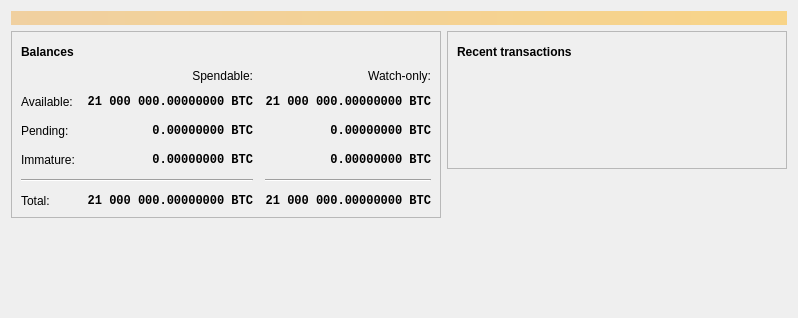
LIMXTEC/BitSend, file src/qt/forms/overviewpage.ui: the form before one commit.
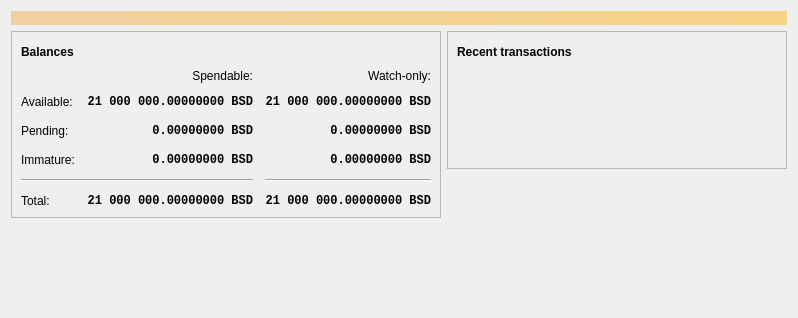
The form after the commit. Icons and pictures are not drawn. Custom widgets are drawn as their Qt base class.

What changed in the file:
```diff
--- a/src/qt/forms/overviewpage.ui
+++ b/src/qt/forms/overviewpage.ui
@@ -130,7 +130,7 @@
                <string>Unconfirmed transactions to watch-only addresses</string>
               </property>
               <property name="text">
-               <string notr="true">0.00000000 BTC</string>
+               <string notr="true">0.00000000 BSD</string>
               </property>
               <property name="alignment">
                <set>Qt::AlignRight|Qt::AlignTrailing|Qt::AlignVCenter</set>
@@ -156,7 +156,7 @@
                <string>Total of transactions that have yet to be confirmed, and do not yet count toward the spendable balance</string>
               </property>
               <property name="text">
-               <string notr="true">0.00000000 BTC</string>
+               <string notr="true">0.00000000 BSD</string>
               </property>
               <property name="alignment">
                <set>Qt::AlignRight|Qt::AlignTrailing|Qt::AlignVCenter</set>
@@ -182,7 +182,7 @@
                <string>Mined balance in watch-only addresses that has not yet matured</string>
               </property>
               <property name="text">
-               <string notr="true">0.00000000 BTC</string>
+               <string notr="true">0.00000000 BSD</string>
               </property>
               <property name="alignment">
                <set>Qt::AlignRight|Qt::AlignTrailing|Qt::AlignVCenter</set>
@@ -241,7 +241,7 @@
                <string>Mined balance that has not yet matured</string>
               </property>
               <property name="text">
-               <string notr="true">0.00000000 BTC</string>
+               <string notr="true">0.00000000 BSD</string>
               </property>
               <property name="alignment">
                <set>Qt::AlignRight|Qt::AlignTrailing|Qt::AlignVCenter</set>
@@ -287,7 +287,7 @@
                <string>Your current total balance</string>
               </property>
               <property name="text">
-               <string notr="true">21 000 000.00000000 BTC</string>
+               <string notr="true">21 000 000.00000000 BSD</string>
               </property>
               <property name="alignment">
                <set>Qt::AlignRight|Qt::AlignTrailing|Qt::AlignVCenter</set>
@@ -313,7 +313,7 @@
                <string>Current total balance in watch-only addresses</string>
               </property>
               <property name="text">
-               <string notr="true">21 000 000.00000000 BTC</string>
+               <string notr="true">21 000 000.00000000 BSD</string>
               </property>
               <property name="alignment">
                <set>Qt::AlignRight|Qt::AlignTrailing|Qt::AlignVCenter</set>
@@ -356,7 +356,7 @@
                <string>Your current spendable balance</string>
               </property>
               <property name="text">
-               <string notr="true">21 000 000.00000000 BTC</string>
+               <string notr="true">21 000 000.00000000 BSD</string>
               </property>
               <property name="alignment">
                <set>Qt::AlignRight|Qt::AlignTrailing|Qt::AlignVCenter</set>
@@ -382,7 +382,7 @@
                <string>Your current balance in watch-only addresses</string>
               </property>
               <property name="text">
-               <string notr="true">21 000 000.00000000 BTC</string>
+               <string notr="true">21 000 000.00000000 BSD</string>
               </property>
               <property name="alignment">
                <set>Qt::AlignRight|Qt::AlignTrailing|Qt::AlignVCenter</set>
```
